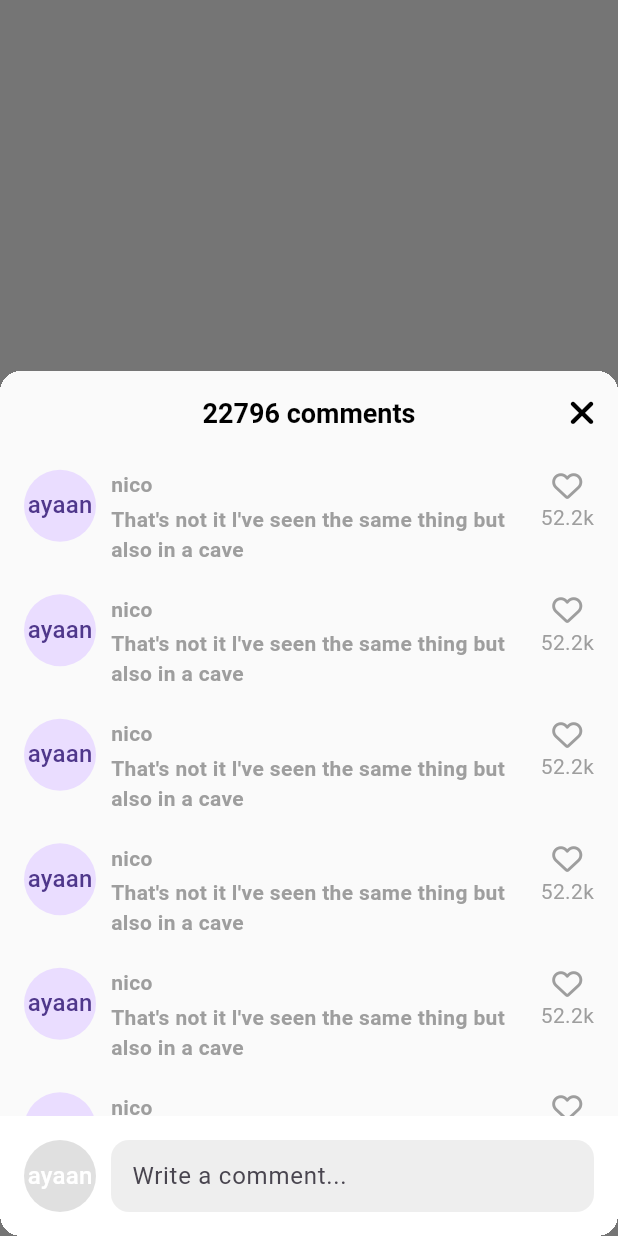
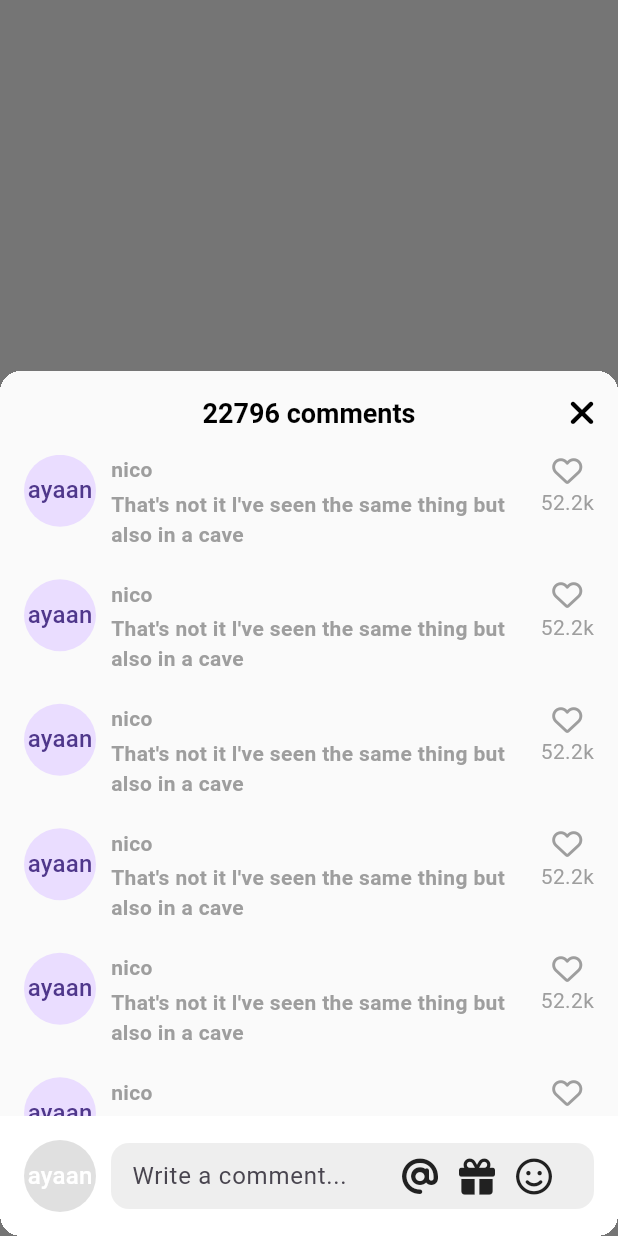
Before and after one commit to Alpaca92/tiktok_clone_2024, a Flutter app: the screen it shows after launch, after a tap on "comment button", on a phone screen of 412 x 824 dp. Run offline on Flutter 3.47's test engine with Material 3 defaults, Android fonts, the phone set to English and light mode, and no system bars; our stand-ins replace font_awesome_flutter.

Commit message:
#8.3 ~ #8.4

```diff
--- a/lib/features/videos/widgets/video_comments.dart
+++ b/lib/features/videos/widgets/video_comments.dart
@@ -11,8 +11,25 @@ class VideoComments extends StatefulWidget {
 }
 
 class _VideoCommentsState extends State<VideoComments> {
+  bool _isWriting = false;
+  final ScrollController _scrollController = ScrollController();
+
   void _onClosePressed() {
     Navigator.of(context).pop();
+  }
+
+  void _stopWriting() {
+    setState(() {
+      _isWriting = false;
+    });
+
+    FocusScope.of(context).unfocus();
+  }
+
+  void _onStartWriting() {
+    setState(() {
+      _isWriting = true;
+    });
   }
 
   @override
@@ -38,12 +55,17 @@ class _VideoCommentsState extends State<VideoComments> {
           ],
           title: const Text('22796 comments'),
         ),
-        body: Stack(
+        body: GestureDetector(
+          onTap: _stopWriting,
+          child: Stack(
             children: [
-            ListView.separated(
-              padding: const EdgeInsets.symmetric(
-                vertical: Sizes.size10,
-                horizontal: Sizes.size16,
+              Scrollbar(
+                controller: _scrollController,
+                child: ListView.separated(
+                  padding: const EdgeInsets.only(
+                    left: Sizes.size16,
+                    right: Sizes.size16,
+                    bottom: Sizes.size96 + Sizes.size20,
                   ),
                   itemCount: 10,
                   separatorBuilder: (context, index) => Gaps.v20,
@@ -100,6 +122,7 @@ class _VideoCommentsState extends State<VideoComments> {
                     ],
                   ),
                 ),
+              ),
               Positioned(
                 width: size.width,
                 bottom: 0,
@@ -115,7 +138,14 @@ class _VideoCommentsState extends State<VideoComments> {
                       ),
                       Gaps.h10,
                       Expanded(
+                        child: SizedBox(
+                          height: Sizes.size44,
                           child: TextField(
+                            onTap: _onStartWriting,
+                            minLines: null,
+                            maxLines: null,
+                            expands: true,
+                            textInputAction: TextInputAction.newline,
                             cursorColor: Theme.of(context).primaryColor,
                             decoration: InputDecoration(
                               hintText: 'Write a comment...',
@@ -126,8 +156,40 @@ class _VideoCommentsState extends State<VideoComments> {
                               filled: true,
                               fillColor: Colors.grey.shade200,
                               contentPadding: const EdgeInsets.symmetric(
-                            vertical: Sizes.size12,
                                 horizontal: Sizes.size10,
+                              ),
+                              suffixIcon: Padding(
+                                  padding: const EdgeInsets.only(
+                                    right: Sizes.size14,
+                                  ),
+                                  child: Row(
+                                    mainAxisSize: MainAxisSize.min,
+                                    children: [
+                                      FaIcon(
+                                        FontAwesomeIcons.at,
+                                        color: Colors.grey.shade900,
+                                      ),
+                                      Gaps.h14,
+                                      FaIcon(
+                                        FontAwesomeIcons.gift,
+                                        color: Colors.grey.shade900,
+                                      ),
+                                      Gaps.h14,
+                                      FaIcon(
+                                        FontAwesomeIcons.faceSmile,
+                                        color: Colors.grey.shade900,
+                                      ),
+                                      Gaps.h14,
+                                      if (_isWriting)
+                                        GestureDetector(
+                                          onTap: _stopWriting,
+                                          child: FaIcon(
+                                            FontAwesomeIcons.circleArrowUp,
+                                            color: Theme.of(context).primaryColor,
+                                          ),
+                                        ),
+                                    ],
+                                  )),
                             ),
                           ),
                         ),
@@ -139,6 +201,7 @@ class _VideoCommentsState extends State<VideoComments> {
             ],
           ),
         ),
+      ),
     );
   }
 }
```
Lines whose indentation alone changed are shown as unchanged.
